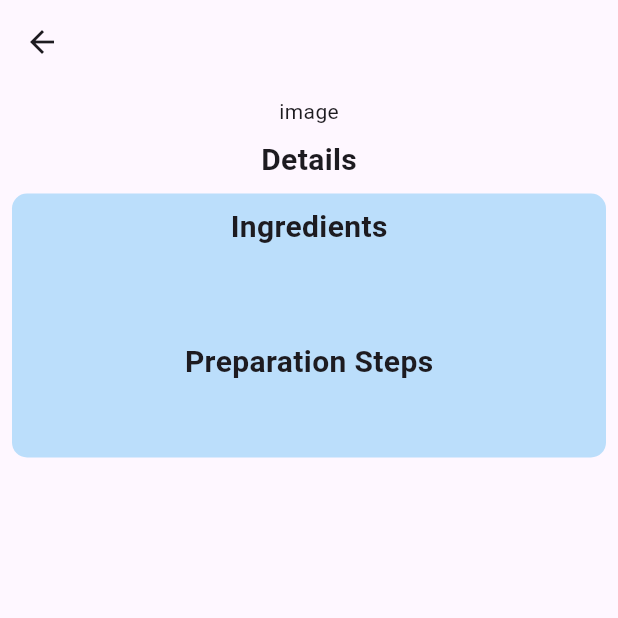
After one commit to Sreejith-k-c/recipe_app, a Flutter app: the SearchSingleItemScreen screen opened directly, on a phone screen of 412 x 824 dp, the top half of it. The commit adds this screen. Run offline on Flutter 3.47's test engine with Material 3 defaults, Android fonts, the phone set to English and light mode, and no system bars; our stand-ins replace google_fonts, image_picker, introduction_screen, shared_preferences; accounts and stored records are empty; network calls fail.

Commit message:
search_single_itemscreen

```diff
--- a/lib/presentation/search_details_screen/view/search_details_screen.dart
+++ b/lib/presentation/search_details_screen/view/search_details_screen.dart
@@ -1,5 +1,7 @@
 import 'package:flutter/material.dart';
 import 'package:provider/provider.dart';
+import 'package:recipe_app/presentation/search_details_screen/view/widgets/search_single_itemscreen.dart';
+import 'package:recipe_app/repository/api/all_categories/modal/all_categories_modal.dart';
 
 import '../../explorepage/controller/expolre_page_controller.dart';
 
@@ -42,7 +44,9 @@ class _SearchDetailsScreenState extends State<SearchDetailsScreen> {
                 )
               : ListView.builder(
                   itemCount: controller.exploreModal.data?.length,
-                  itemBuilder: (context, index) => Container(
+                  itemBuilder: (context, index) => InkWell(onTap: (){
+                    Navigator.push(context, MaterialPageRoute(builder: (context)=>SearchSingleItemScreen(title:controller.exploreModal.data?[index].title,image:controller.exploreModal.data?[index].imageUrl,ingredient:controller.exploreModal.data?[index].ingredientLines,prepare:controller.exploreModal.data?[index].preparationSteps)));
+                  },
                     child: Card(
                       child: ListTile(
                         leading: Container(
--- /dev/null
+++ b/lib/presentation/search_details_screen/view/widgets/search_single_itemscreen.dart
@@ -0,0 +1,90 @@
+import 'package:flutter/material.dart';
+
+class SearchSingleItemScreen extends StatelessWidget {
+  final String? title;
+  final String? image;
+  final List<String>? ingredient;
+  final List<String>? prepare;
+
+  SearchSingleItemScreen({
+    Key? key,
+    this.title,
+    this.image,
+    this.ingredient,
+    this.prepare,
+  }) : super(key: key);
+
+  @override
+  Widget build(BuildContext context) {
+    return Scaffold(
+      appBar: AppBar(
+        title: Text(
+          title ?? '', // Display the provided title or an empty string if null
+          style: TextStyle(fontWeight: FontWeight.bold, fontSize: 20),
+        ),
+        centerTitle: true,
+      ),
+      body: SingleChildScrollView(
+        child: Column(
+          children: [
+            Padding(
+              padding: const EdgeInsets.all(8.0),
+              child: Container(
+                child: image != null
+                    ? SizedBox(
+                  width: double.infinity,
+                  height: 200,
+                  child: Image.network(
+                    image!,
+                    fit: BoxFit.cover,
+                  ),
+                )
+                    : Text("image"),
+              ),
+            ),
+            Text(
+              "Details",
+              style: TextStyle(fontWeight: FontWeight.bold, fontSize: 20),
+            ),
+            Padding(
+              padding: const EdgeInsets.all(8.0),
+              child: Container(
+                width: double.infinity,
+                decoration: BoxDecoration(
+                  color: Colors.blue[100],
+                  borderRadius: BorderRadius.circular(10),
+                ),
+                child: Padding(
+                  padding: const EdgeInsets.all(8.0),
+                  child: Column(
+                    children: [
+                      Text(
+                        "Ingredients",
+                        style: TextStyle(fontWeight: FontWeight.bold, fontSize: 20),
+                      ),
+                      SizedBox(height: 20),
+                      Text(
+                        ingredient?.join(", ") ?? "", // Join ingredients into a string separated by ', ' or display an empty string if null
+                        style: TextStyle(fontWeight: FontWeight.bold),
+                      ),
+                      SizedBox(height: 20),
+                      Text(
+                        "Preparation Steps",
+                        style: TextStyle(fontWeight: FontWeight.bold, fontSize: 20),
+                      ),
+                      SizedBox(height: 20),
+                      Text(
+                        prepare?.join("\n") ?? "", // Join preparation steps into a string separated by '\n' or display an empty string if null
+                        style: TextStyle(fontWeight: FontWeight.bold),
+                      ),
+                    ],
+                  ),
+                ),
+              ),
+            )
+          ],
+        ),
+      ),
+    );
+  }
+}
```
